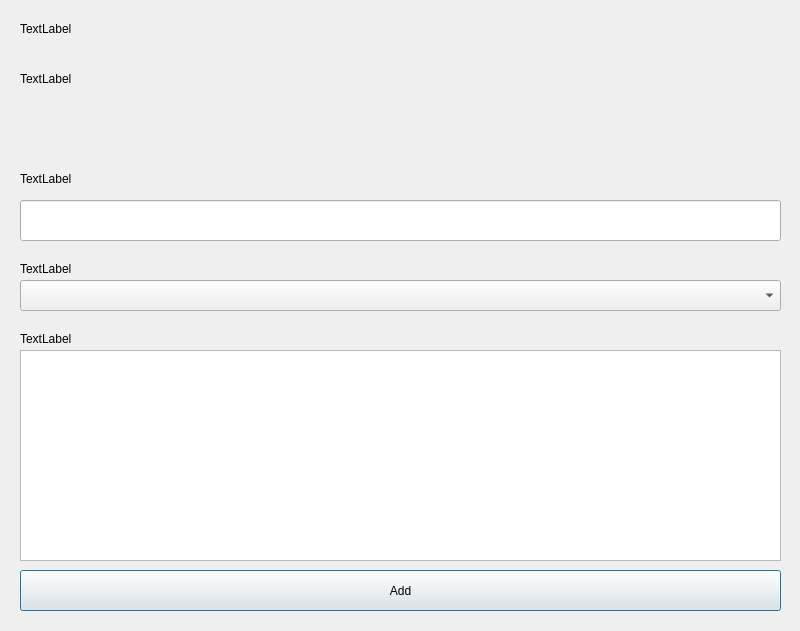
colingelling/note-manager, file src/gui/ui/management/components/DialogCreateNote/DialogCreateNote.ui: the form before one commit.
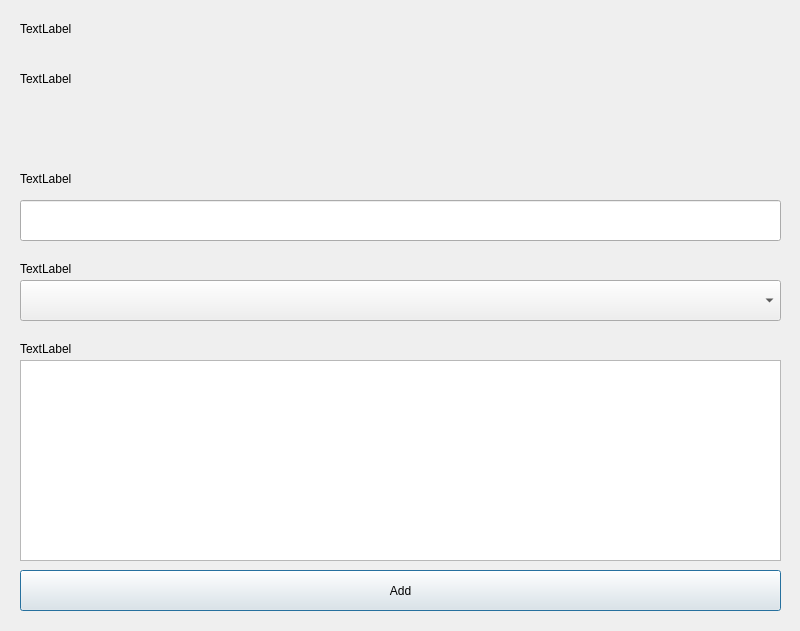
The form after the commit.

Commit message: Added functionality and overall logic towards creating the notebooks, storing and saving them as folders. What's new is especially that the app collects the notebook directories followed by creating labels on launch which will be displayed in the Overview window. These notebooks are also appearing in the ComboBox (selector) within the DialogCreateNote component class. Next thing to do is the task of creating notes as txt files by using a template, they also should be bound to the correct notebooks.

Patch:
```diff
--- a/src/gui/ui/management/components/DialogCreateNote/DialogCreateNote.ui
+++ b/src/gui/ui/management/components/DialogCreateNote/DialogCreateNote.ui
@@ -85,9 +85,9 @@
     <property name="geometry">
      <rect>
       <x>10</x>
-      <y>190</y>
+      <y>200</y>
       <width>761</width>
-      <height>211</height>
+      <height>201</height>
      </rect>
     </property>
    </widget>
@@ -95,7 +95,7 @@
     <property name="geometry">
      <rect>
       <x>10</x>
-      <y>170</y>
+      <y>180</y>
       <width>67</width>
       <height>17</height>
      </rect>
@@ -123,7 +123,7 @@
       <x>10</x>
       <y>120</y>
       <width>761</width>
-      <height>31</height>
+      <height>41</height>
      </rect>
     </property>
    </widget>
```
Left out of the diff: 2 changed lines with no effect on the pictures. The commit also changes 9 other files.
